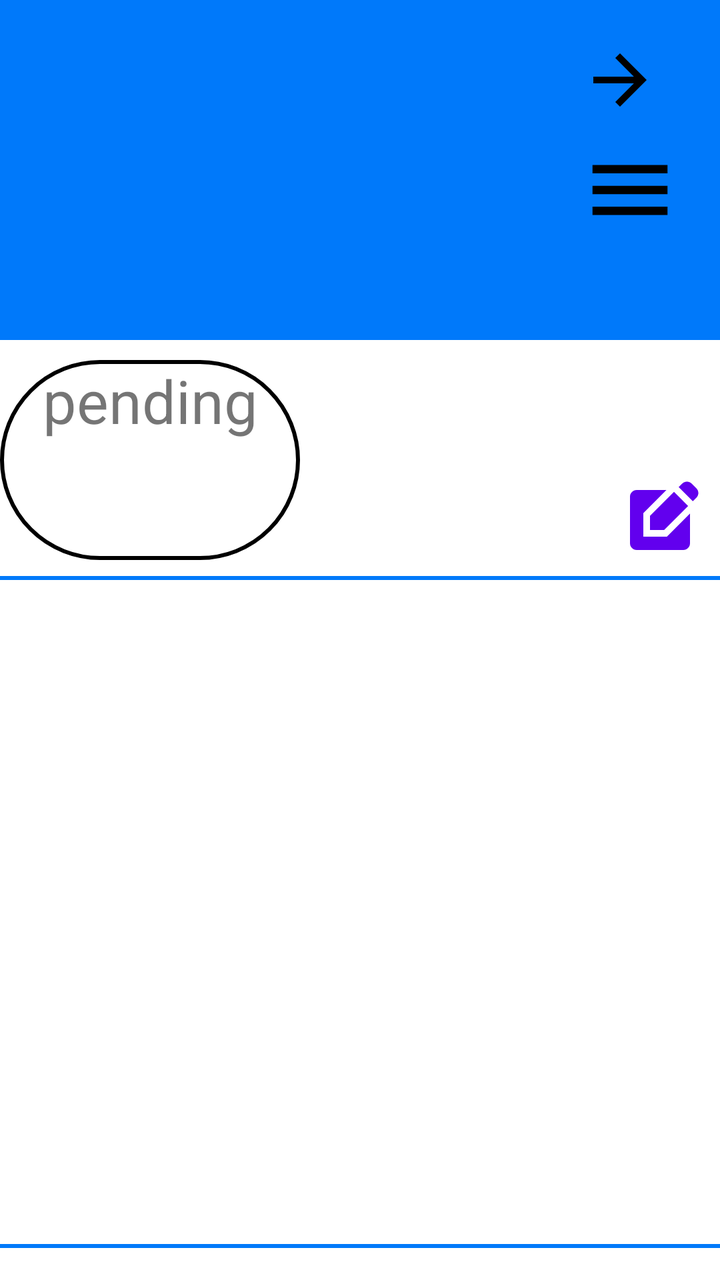
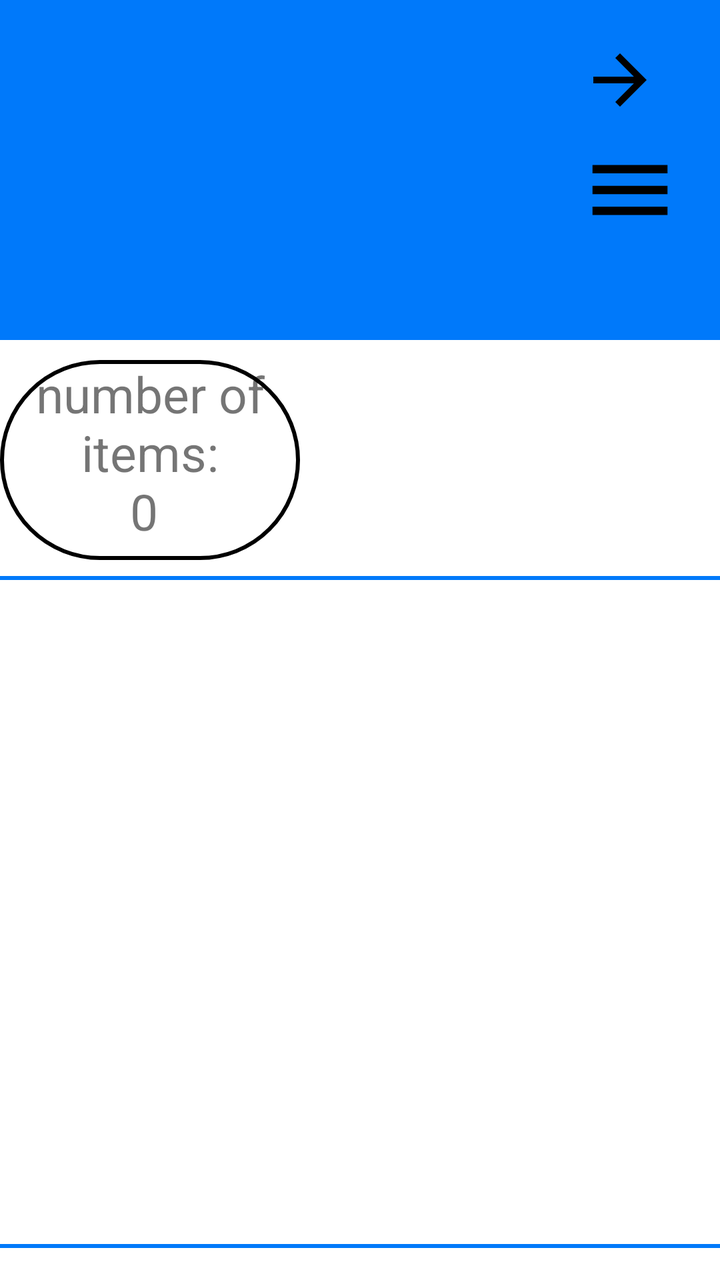

Screens rendered from an Android XML layout before and after an edit, with the pre-edit source and the edit as a unified diff.
<!-- AndroidManifest.xml: application theme Theme.SmartCart.Light -->
<!-- res/layout/list_display.xml -->
<?xml version="1.0" encoding="utf-8"?>
<LinearLayout xmlns:android="http://schemas.android.com/apk/res/android"
    xmlns:app="http://schemas.android.com/apk/res-auto"
    android:orientation="vertical"
    android:layout_width="match_parent"
    android:layout_height="match_parent"
    android:gravity="">

    <FrameLayout
        android:layout_width="match_parent"
        android:layout_height="170dp">

        <View
            android:layout_width="match_parent"
            android:layout_height="170dp"
            android:background="@color/blue"
            />
        <LinearLayout
            android:layout_width="match_parent"
            android:layout_height="match_parent"
            android:orientation="horizontal"
            android:gravity="center_vertical">

            <com.google.android.material.textview.MaterialTextView
                android:id="@+id/listNameDisplay"
                android:layout_width="0dp"
                android:layout_height="match_parent"
                android:gravity="center"
                android:text=""
                android:textColor="@android:color/white"
                android:textSize="40sp"
                android:layout_weight="10"
                />
            <LinearLayout
                android:layout_width="wrap_content"
                android:layout_height="match_parent"
                android:orientation="vertical"
                android:layout_marginRight="20dp">

                <ImageButton
                    android:id="@+id/listDisplayToHomePage"
                    android:layout_width="40dp"
                    android:layout_height="40dp"
                    android:background="@drawable/baseline_arrow_back"
                    android:layout_marginTop="20dp"/>

                <ImageButton
                    android:id="@+id/listOptionsButton"
                    android:layout_width="50dp"
                    android:layout_height="50dp"
                    android:background="@drawable/baseline_menu"
                    android:backgroundTint="@color/black"
                    android:layout_marginTop="10dp"
                    />
            </LinearLayout>

        </LinearLayout>

    </FrameLayout>

    <FrameLayout
        android:layout_width="match_parent"
        android:layout_height="100dp"
        android:layout_marginTop="10dp">

        <com.google.android.material.textview.MaterialTextView
            android:layout_width="150dp"
            android:layout_height="100dp"
            android:background="@drawable/round_eges"
            android:text="pending\n"
            android:textAlignment="center"
            android:textSize="30sp"
            />

        <com.google.android.material.button.MaterialButton
            android:id="@+id/editListButton"
            android:layout_width="40dp"
            android:layout_height="40dp"
            android:layout_marginRight="10dp"
            android:layout_gravity="right|bottom"
            android:background="@drawable/baseline_edit_square"
            />
    </FrameLayout>

    <View
        android:layout_width="match_parent"
        android:layout_height="2dp"
        android:background="@color/blue"
        android:layout_marginVertical="8dp" />

    <androidx.recyclerview.widget.RecyclerView
        android:id="@+id/itemRecyclerView"
        android:layout_width="match_parent"
        android:layout_height="316dp"
        />

    <View
        android:layout_width="match_parent"
        android:layout_height="2dp"
        android:background="@color/blue"
        android:layout_marginVertical="8dp" />

    <FrameLayout
        android:layout_width="match_parent"
        android:layout_height="100dp">


        <ImageButton
            android:id="@+id/barcodeButton"
            android:layout_width="100dp"
            android:layout_height="100dp"
            android:background="@android:color/transparent"
            android:src="@drawable/barcode_icon"
            android:layout_gravity="left"
            android:layout_marginLeft="20dp"
            android:scaleType="fitCenter"/>

        <ImageButton
            android:id="@+id/addItemButton"
            android:layout_width="100dp"
            android:layout_height="100dp"
            android:layout_gravity="right"
            android:layout_marginRight="20dp"
            android:background="@android:color/transparent"
            android:scaleType="fitCenter"
            android:src="@drawable/baseline_add_circle_outline" />
    </FrameLayout>


</LinearLayout>
<!-- resources referenced by this layout -->
<resources>
  <color name="black">#FF000000</color>
  <color name="blue">#0079FA</color>
  <!-- drawable barcode_icon (drawable) -->
  <vector xmlns:android="http://schemas.android.com/apk/res/android" android:height="24dp" android:tint="#000000" android:viewportHeight="24" android:viewportWidth="24" android:width="24dp">
        
      <path android:strokeColor="@color/black" android:fillColor="@android:color/white" android:pathData="M9.5,6.5v3h-3v-3H9.5M11,5H5v6h6V5L11,5zM9.5,14.5v3h-3v-3H9.5M11,13H5v6h6V13L11,13zM17.5,6.5v3h-3v-3H17.5M19,5h-6v6h6V5L19,5zM13,13h1.5v1.5H13V13zM14.5,14.5H16V16h-1.5V14.5zM16,13h1.5v1.5H16V13zM13,16h1.5v1.5H13V16zM14.5,17.5H16V19h-1.5V17.5zM16,16h1.5v1.5H16V16zM17.5,14.5H19V16h-1.5V14.5zM17.5,17.5H19V19h-1.5V17.5zM22,7h-2V4h-3V2h5V7zM22,22v-5h-2v3h-3v2H22zM2,22h5v-2H4v-3H2V22zM2,2v5h2V4h3V2H2z"/>
  
  </vector>
  <!-- drawable baseline_add_circle_outline (drawable) -->
  <vector xmlns:android="http://schemas.android.com/apk/res/android" android:height="24dp" android:tint="#000000" android:viewportHeight="24" android:viewportWidth="24" android:width="24dp">
        
      <path android:fillColor="@android:color/white" android:pathData="M13,7h-2v4L7,11v2h4v4h2v-4h4v-2h-4L13,7zM12,2C6.48,2 2,6.48 2,12s4.48,10 10,10 10,-4.48 10,-10S17.52,2 12,2zM12,20c-4.41,0 -8,-3.59 -8,-8s3.59,-8 8,-8 8,3.59 8,8 -3.59,8 -8,8z"/>
      
  </vector>
  <!-- drawable baseline_arrow_back (drawable) -->
  <vector xmlns:android="http://schemas.android.com/apk/res/android" android:autoMirrored="true" android:height="24dp" android:tint="#000000" android:viewportHeight="24" android:viewportWidth="24" android:width="24dp">
        
      <path android:fillColor="@android:color/white" android:pathData="M12,4l-1.41,1.41L16.17,11H4v2h12.17l-5.58,5.59L12,20l8,-8z"/>
      
  </vector>
  <!-- drawable baseline_edit_square (drawable) -->
  <vector xmlns:android="http://schemas.android.com/apk/res/android" android:height="24dp" android:tint="#000000" android:viewportHeight="24" android:viewportWidth="24" android:width="24dp">
        
      <path android:fillColor="@android:color/white" android:pathData="M7,17V9.93L13.93,3l0,0H5C3.9,3 3,3.9 3,5v14c0,1.1 0.9,2 2,2h14c1.1,0 2,-0.9 2,-2v-8.93L14.07,17H7z"/>
        
      <path android:fillColor="@android:color/white" android:pathData="M9,15l4.24,0l7.2,-7.2l-4.24,-4.24l-7.2,7.2z"/>
        
      <path android:fillColor="@android:color/white" android:pathData="M22.91,2.49l-1.41,-1.41c-0.78,-0.78 -2.05,-0.78 -2.83,0l-1.06,1.06l4.24,4.24l1.06,-1.06C23.7,4.54 23.7,3.27 22.91,2.49z"/>
      
  </vector>
  <!-- drawable baseline_menu (drawable) -->
  <vector xmlns:android="http://schemas.android.com/apk/res/android" android:height="24dp" android:tint="#000000" android:viewportHeight="24" android:viewportWidth="24" android:width="24dp">
        
      <path android:fillColor="@android:color/white" android:pathData="M3,18h18v-2L3,16v2zM3,13h18v-2L3,11v2zM3,6v2h18L21,6L3,6z"/>
      
  </vector>
  <!-- drawable round_eges (drawable) -->
  <?xml version="1.0" encoding="utf-8"?>
  <shape xmlns:android="http://schemas.android.com/apk/res/android" android:shape="rectangle">
      <corners android:radius="50dp"/>
      <stroke
          android:width="2dp"
          android:color="@color/black" />
  </shape>
  <style name="Theme.SmartCart.Light" parent="Theme.MaterialComponents.Light.NoActionBar">
          <item name="android:windowBackground">@android:color/white</item>
      </style>
</resources>

<!-- the commit's change to res/layout/list_display.xml (unified diff, before → after) -->
@@ -64,22 +64,15 @@
         android:layout_marginTop="10dp">
 
         <com.google.android.material.textview.MaterialTextView
+            android:id="@+id/listStatusDisplay"
             android:layout_width="150dp"
             android:layout_height="100dp"
             android:background="@drawable/round_eges"
-            android:text="pending\n"
+            android:text="number of items:\n0 "
             android:textAlignment="center"
-            android:textSize="30sp"
-            />
+            android:textSize="25sp" />
 
-        <com.google.android.material.button.MaterialButton
-            android:id="@+id/editListButton"
-            android:layout_width="40dp"
-            android:layout_height="40dp"
-            android:layout_marginRight="10dp"
-            android:layout_gravity="right|bottom"
-            android:background="@drawable/baseline_edit_square"
-            />
+
     </FrameLayout>
 
     <View
<!-- resource entries referenced after the edit -->
@@ -20,16 +20,6 @@
       <path android:fillColor="@android:color/white" android:pathData="M12,4l-1.41,1.41L16.17,11H4v2h12.17l-5.58,5.59L12,20l8,-8z"/>
       
   </vector>
-  <!-- drawable baseline_edit_square (drawable) -->
-  <vector xmlns:android="http://schemas.android.com/apk/res/android" android:height="24dp" android:tint="#000000" android:viewportHeight="24" android:viewportWidth="24" android:width="24dp">
-        
-      <path android:fillColor="@android:color/white" android:pathData="M7,17V9.93L13.93,3l0,0H5C3.9,3 3,3.9 3,5v14c0,1.1 0.9,2 2,2h14c1.1,0 2,-0.9 2,-2v-8.93L14.07,17H7z"/>
-        
-      <path android:fillColor="@android:color/white" android:pathData="M9,15l4.24,0l7.2,-7.2l-4.24,-4.24l-7.2,7.2z"/>
-        
-      <path android:fillColor="@android:color/white" android:pathData="M22.91,2.49l-1.41,-1.41c-0.78,-0.78 -2.05,-0.78 -2.83,0l-1.06,1.06l4.24,4.24l1.06,-1.06C23.7,4.54 23.7,3.27 22.91,2.49z"/>
-      
-  </vector>
   <!-- drawable baseline_menu (drawable) -->
   <vector xmlns:android="http://schemas.android.com/apk/res/android" android:height="24dp" android:tint="#000000" android:viewportHeight="24" android:viewportWidth="24" android:width="24dp">
         
